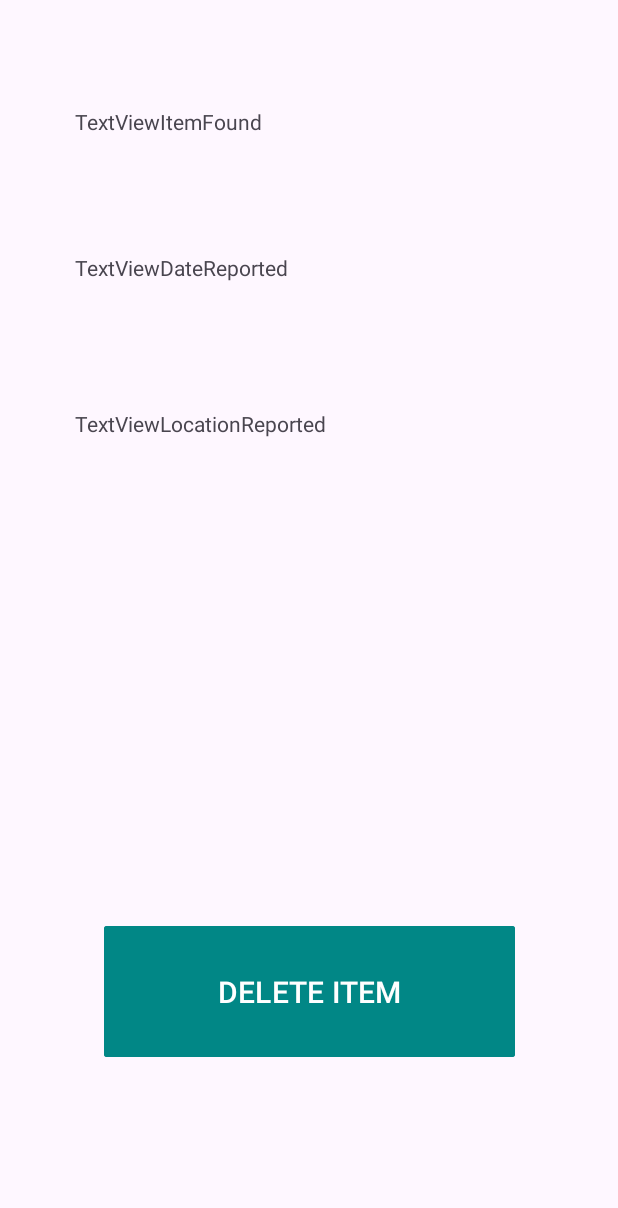
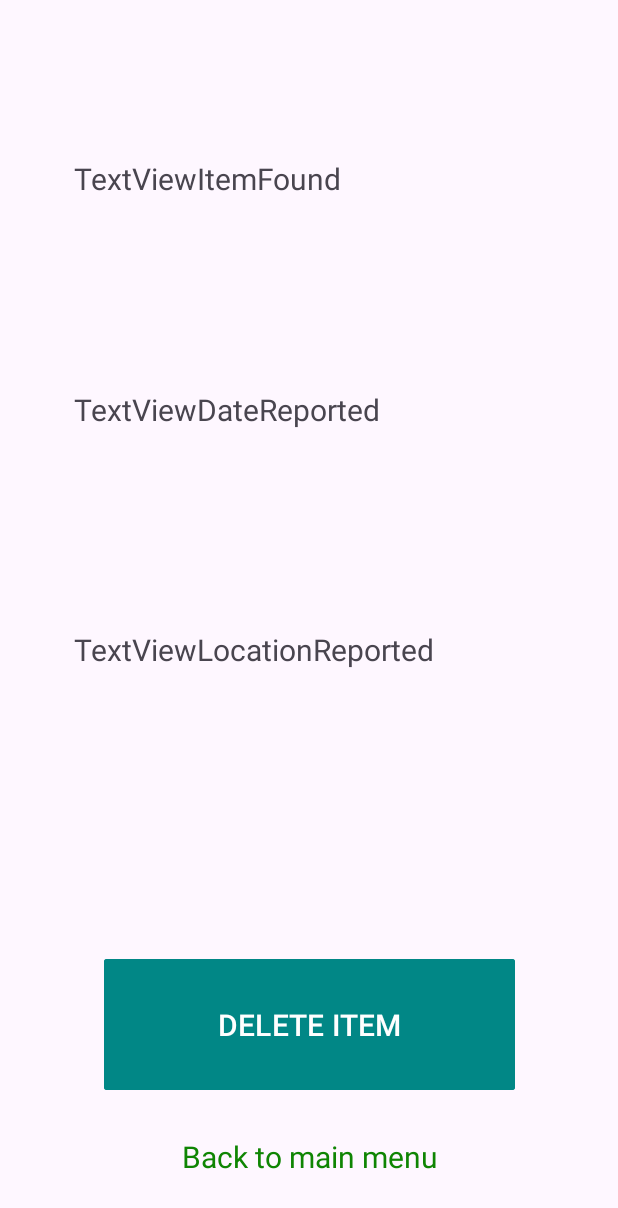
Before and after one commit to T-MannGitHub/LostNFound, an Android app: the Delete_item screen opened directly, with no data from a screen before it, on a phone screen of 412 x 824 dp. Shown: the top 1208 px of the screen. Run offline under Robolectric (Android 15) with nearby library versions, the phone set to English and light mode, and no system bars; libraries missing offline, so code that uses them is left out: androidx.contentpager.content; 4 statements that could not run were skipped.

Commit message:
All done!

```diff
--- a/app/build.gradle
+++ b/app/build.gradle
@@ -37,6 +37,7 @@ dependencies {
     implementation 'androidx.appcompat:appcompat:1.6.1'
     implementation 'com.google.android.material:material:1.5.0'
     implementation 'androidx.constraintlayout:constraintlayout:2.1.4'
+    implementation 'androidx.contentpager:contentpager:1.0.0'
     testImplementation 'junit:junit:4.13.2'
     androidTestImplementation 'androidx.test.ext:junit:1.1.5'
     androidTestImplementation 'androidx.test.espresso:espresso-core:3.5.1'
--- a/app/src/main/java/com/tmannapps/lostnfound/Delete_item.java
+++ b/app/src/main/java/com/tmannapps/lostnfound/Delete_item.java
@@ -1,17 +1,25 @@
 package com.tmannapps.lostnfound;
 
 import androidx.appcompat.app.AppCompatActivity;
+import androidx.contentpager.content.Query;
 
+import android.annotation.SuppressLint;
 import android.content.Intent;
+import android.database.Cursor;
+import android.database.sqlite.SQLiteDatabase;
 import android.os.Bundle;
+import android.util.Log;
 import android.view.View;
 import android.widget.Button;
 import android.widget.Toast;
 
+import com.tmannapps.lostnfound.data.DatabaseHelper;
 import com.tmannapps.lostnfound.databinding.ActivityDeleteItemBinding;
+import com.tmannapps.lostnfound.util.Util;
 
 public class Delete_item extends AppCompatActivity {
     ActivityDeleteItemBinding deleteItemBinding;
+    DatabaseHelper dbH;
 
     @Override
     protected void onCreate(Bundle savedInstanceState) {
@@ -20,15 +28,59 @@ public class Delete_item extends AppCompatActivity {
         View view = deleteItemBinding.getRoot();
         setContentView(deleteItemBinding.getRoot());
 
+        Intent intent = getIntent();
+        int id = intent.getIntExtra("id", 0);
+
+        dbH = new DatabaseHelper(Delete_item.this, Util.DATABASE_NAME, null, Util.DATABASE_VERSION );
+        SQLiteDatabase db = dbH.getReadableDatabase();
+        Cursor cursor1 = db.rawQuery("SELECT " +  Util.DESCRIPTION + " FROM " +Util.TABLE_NAME+" WHERE "+ Util.USER_ID + "= ?", new String[] { String.valueOf(id) });
+        cursor1.moveToFirst();
+        @SuppressLint("Range") String description = cursor1.getString(cursor1.getColumnIndex("description"));
+        Cursor cursor2 = db.rawQuery("SELECT " + Util.L_OR_F  + " FROM " +Util.TABLE_NAME+" WHERE " + Util.USER_ID + "= ?", new String[] { String.valueOf(id) });
+        cursor2.moveToFirst();
+        @SuppressLint("Range") String LorF = cursor2.getString(cursor2.getColumnIndex("LorF"));
+        Cursor cursor3 = db.rawQuery("SELECT " + Util.DATE  + " FROM " +Util.TABLE_NAME+" WHERE " + Util.USER_ID + "= ?", new String[] { String.valueOf(id) });
+        cursor3.moveToFirst();
+        @SuppressLint("Range") String date = cursor3.getString(cursor3.getColumnIndex("date"));
+        Cursor cursor4 = db.rawQuery("SELECT " + Util.LOCATION + " FROM " +Util.TABLE_NAME+" WHERE " + Util.USER_ID + "= ?", new String[] { String.valueOf(id) });
+        cursor4.moveToFirst();
+        @SuppressLint("Range") String location = cursor4.getString(cursor4.getColumnIndex("location"));
+
+        Cursor cursor = db.query(Util.TABLE_NAME,
+                null,null,null,null,null,null);
+
+        while(cursor.moveToNext()){
+            int indexDesc = cursor.getColumnIndex("description");
+            int indexUserID = cursor.getColumnIndex("user_id");
+            int indexLorF = cursor.getColumnIndex("LorF");
+            int indexLoc = cursor.getColumnIndex("location");
+            int indexDate = cursor.getColumnIndex("date");
+            String valueDesc = cursor.getString(indexDesc);
+            int valueID = cursor.getInt(indexUserID);
+            String valueLorF = cursor.getString(indexLorF);
+            String valueLocation = cursor.getString(indexLoc);
+            String valueDate = cursor.getString(indexDate);
+
+            deleteItemBinding.textViewItemFound.setText(LorF +" "+ description);
+            deleteItemBinding.textViewDateReported.setText(date);
+            deleteItemBinding.textViewLocationReported.setText(location);
+
           deleteItemBinding.buttonDeleteItem.setOnClickListener(new View.OnClickListener() {
              @Override
              public void onClick(View v) {
-                 //Toast.makeText(Delete_item.this, "Delete this item.", Toast.LENGTH_SHORT).show();
-                // Delete the item from the db for user_id relating to the item
-                 //PostPage.numItems -=1;
+                 Cursor cursor = db.rawQuery("DELETE FROM " +Util.TABLE_NAME+" WHERE "+Util.USER_ID +" = ?", new String[] { String.valueOf(id) });
+                 cursor.moveToFirst();
+                 Intent intent = new Intent(Delete_item.this, AllItems.class);
+                 startActivity(intent);
              }
          });
 
-
+          deleteItemBinding.textViewToMain.setOnClickListener(new View.OnClickListener() {
+              @Override
+              public void onClick(View v) {
+                  Intent intent1 = new Intent(Delete_item.this, MainActivity.class);
+                  startActivity(intent1);
+              }
+          });
     }
-}
+}}
--- a/app/src/main/java/com/tmannapps/lostnfound/ItemFragment.java
+++ b/app/src/main/java/com/tmannapps/lostnfound/ItemFragment.java
@@ -60,7 +60,6 @@ public class ItemFragment extends Fragment {
     @Override
     public View onCreateView(LayoutInflater inflater, ViewGroup container,
                              Bundle savedInstanceState) {
-
         // Inflate the layout for this fragment
         return inflater.inflate(R.layout.fragment_item, container, false);
     }
--- a/app/src/main/java/com/tmannapps/lostnfound/MainActivity.java
+++ b/app/src/main/java/com/tmannapps/lostnfound/MainActivity.java
@@ -11,7 +11,6 @@ import com.tmannapps.lostnfound.databinding.ActivityMainBinding;
 
 public class MainActivity extends AppCompatActivity {
 
-    //Button newAd, allLostItems;
     private ActivityMainBinding binding;
 
     @Override
--- a/app/src/main/res/layout/activity_all_items.xml
+++ b/app/src/main/res/layout/activity_all_items.xml
@@ -22,7 +22,8 @@
         app:layout_constraintEnd_toEndOf="parent"
         app:layout_constraintHorizontal_bias="0.0"
         app:layout_constraintStart_toStartOf="parent"
-        app:layout_constraintTop_toTopOf="parent" />
+        app:layout_constraintTop_toTopOf="parent"
+        android:clickable="true"/>
 
     <androidx.recyclerview.widget.RecyclerView
         android:id="@+id/recyclerView"
--- a/app/src/main/res/layout/activity_delete_item.xml
+++ b/app/src/main/res/layout/activity_delete_item.xml
@@ -6,23 +6,54 @@
     android:layout_height="match_parent"
     tools:context=".Delete_item">
 
-    <androidx.fragment.app.FragmentContainerView
-        android:id="@+id/fragmentContainerView"
-        android:name="com.tmannapps.lostnfound.ItemFragment"
-        android:layout_width="411dp"
-        android:layout_height="417dp"
-        android:layout_marginBottom="127dp"
+    <TextView
+        android:id="@+id/textViewItemFound"
+        android:layout_width="314dp"
+        android:layout_height="53dp"
+        android:layout_marginStart="49dp"
+        android:layout_marginTop="49dp"
+        android:layout_marginEnd="49dp"
+        android:layout_marginBottom="44dp"
+        android:text="TextViewItemFound"
+        android:textSize="20sp"
+        app:layout_constraintBottom_toTopOf="@+id/textViewDateReported"
+        app:layout_constraintEnd_toEndOf="parent"
+        app:layout_constraintStart_toStartOf="parent"
+        app:layout_constraintTop_toTopOf="parent" />
+
+    <TextView
+        android:id="@+id/textViewDateReported"
+        android:layout_width="314dp"
+        android:layout_height="60dp"
+        android:layout_marginStart="49dp"
+        android:layout_marginEnd="49dp"
+        android:layout_marginBottom="44dp"
+        android:text="TextViewDateReported"
+        android:textSize="20sp"
+        app:layout_constraintBottom_toTopOf="@+id/textViewLocationReported"
+        app:layout_constraintEnd_toEndOf="parent"
+        app:layout_constraintStart_toStartOf="parent"
+        app:layout_constraintTop_toBottomOf="@+id/textViewItemFound" />
+
+    <TextView
+        android:id="@+id/textViewLocationReported"
+        android:layout_width="314dp"
+        android:layout_height="60dp"
+        android:layout_marginStart="49dp"
+        android:layout_marginEnd="49dp"
+        android:layout_marginBottom="100dp"
+        android:text="TextViewLocationReported"
+        android:textSize="20sp"
         app:layout_constraintBottom_toTopOf="@+id/buttonDeleteItem"
         app:layout_constraintEnd_toEndOf="parent"
         app:layout_constraintStart_toStartOf="parent"
-        app:layout_constraintTop_toTopOf="parent" />
+        app:layout_constraintTop_toBottomOf="@+id/textViewDateReported" />
 
     <Button
         android:id="@+id/buttonDeleteItem"
         android:layout_width="274dp"
         android:layout_height="95dp"
         android:layout_marginStart="69dp"
-        android:layout_marginTop="25dp"
         android:layout_marginEnd="69dp"
         android:layout_marginBottom="93dp"
         android:backgroundTint="@color/design_default_color_secondary_variant"
@@ -31,7 +62,25 @@
         app:cornerRadius="2dp"
         app:layout_constraintBottom_toBottomOf="parent"
         app:layout_constraintEnd_toEndOf="parent"
+        app:layout_constraintStart_toStartOf="parent" />
+
+    <TextView
+        android:id="@+id/textViewToMain"
+        android:layout_width="227dp"
+        android:layout_height="28dp"
+        android:layout_marginStart="92dp"
+        android:layout_marginTop="26dp"
+        android:layout_marginEnd="92dp"
+        android:layout_marginBottom="38dp"
+        android:foregroundGravity="center_horizontal"
+        android:gravity="center_horizontal"
+        android:text="Back to main menu"
+        android:textColor="#0F8503"
+        android:textSize="20sp"
+        app:layout_constraintBottom_toBottomOf="parent"
+        app:layout_constraintEnd_toEndOf="parent"
         app:layout_constraintStart_toStartOf="parent"
-        app:layout_constraintTop_toBottomOf="@+id/fragmentContainerView" />
+        app:layout_constraintTop_toBottomOf="@+id/buttonDeleteItem"
+        android:clickable="true"/>
 
 </androidx.constraintlayout.widget.ConstraintLayout>
--- a/app/src/main/res/layout/fragment_item.xml
+++ b/app/src/main/res/layout/fragment_item.xml
@@ -9,47 +9,6 @@
     <LinearLayout
         android:layout_width="match_parent"
         android:layout_height="match_parent"
-        android:orientation="vertical">
-
-        <TextView
-            android:id="@+id/textViewItemFound"
-            android:layout_width="314dp"
-            android:layout_height="53dp"
-            android:layout_marginStart="49dp"
-            android:layout_marginTop="49dp"
-            android:layout_marginEnd="49dp"
-            android:layout_marginBottom="44dp"
-            android:text="TextViewItemFound"
-            app:layout_constraintBottom_toTopOf="@+id/textViewDateReported"
-            app:layout_constraintEnd_toEndOf="parent"
-            app:layout_constraintStart_toStartOf="parent"
-            app:layout_constraintTop_toTopOf="parent" />
-
-        <TextView
-            android:id="@+id/textViewDateReported"
-            android:layout_width="314dp"
-            android:layout_height="60dp"
-            android:layout_marginStart="49dp"
-            android:layout_marginEnd="49dp"
-            android:layout_marginBottom="44dp"
-            android:text="TextViewDateReported"
-            app:layout_constraintBottom_toTopOf="@+id/textViewLocationReported"
-            app:layout_constraintEnd_toEndOf="parent"
-            app:layout_constraintStart_toStartOf="parent"
-            app:layout_constraintTop_toBottomOf="@+id/textViewItemFound" />
-
-        <TextView
-            android:id="@+id/textViewLocationReported"
-            android:layout_width="314dp"
-            android:layout_height="60dp"
-            android:layout_marginStart="49dp"
-            android:layout_marginEnd="49dp"
-            android:layout_marginBottom="100dp"
-            android:text="TextViewLocationReported"
-            app:layout_constraintBottom_toTopOf="@+id/buttonDeleteItem"
-            app:layout_constraintEnd_toEndOf="parent"
-            app:layout_constraintStart_toStartOf="parent"
-            app:layout_constraintTop_toBottomOf="@+id/textViewDateReported" />
-    </LinearLayout>
+        android:orientation="vertical"/>
 
 </FrameLayout>
```
Also changed, not shown: app/src/main/java/com/tmannapps/lostnfound/AllItems.java (+53 -16 lines).
